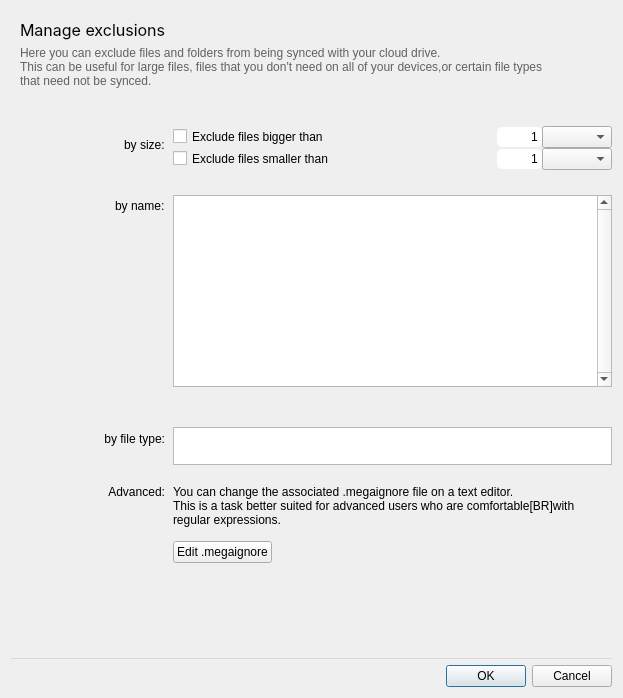
First picture: the form in src/MEGASync/syncs/gui/Twoways/macx/IgnoresEditingDialog.ui, repository meganz/MEGAsync, before the edit.
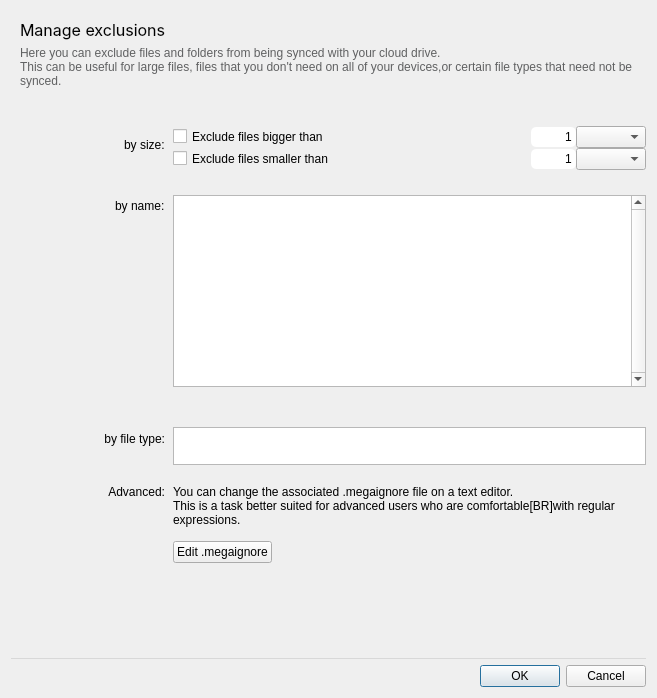
Second picture: the form after the edit. Custom widgets are drawn as their Qt base class.

Commit message: Fix small layput issue with exclusions dialog in mac

Diff of the .ui file:
```diff
--- a/src/MEGASync/syncs/gui/Twoways/macx/IgnoresEditingDialog.ui
+++ b/src/MEGASync/syncs/gui/Twoways/macx/IgnoresEditingDialog.ui
@@ -57,6 +57,12 @@
       </item>
       <item>
        <widget class="QLabel" name="descriptionLabel">
+        <property name="minimumSize">
+         <size>
+          <width>617</width>
+          <height>0</height>
+         </size>
+        </property>
         <property name="styleSheet">
          <string notr="true">QLabel
 {color: rgba(48, 50, 51, 0.75) }</string>
```
